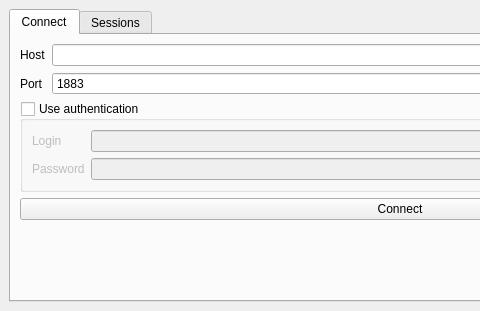
First picture: the form in ui/startupwindow.ui, repository mwdmwd/mqtt-navigator, before the edit; both pictures show x 0 to 480 and y 0 to 311 of the 800 by 311 pixel window.
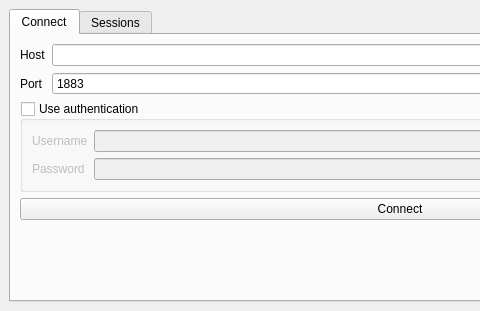
Second picture: the form after the edit.

Commit message: Change login to username in startupwindow ui

What changed in the file:
```diff
--- a/ui/startupwindow.ui
+++ b/ui/startupwindow.ui
@@ -80,7 +80,7 @@
                <item row="0" column="0">
                 <widget class="QLabel" name="label_login">
                  <property name="text">
-                  <string>Login</string>
+                  <string>Username</string>
                  </property>
                 </widget>
                </item>
```
Left out of the diff: 4 changed lines with no effect on the pictures.
